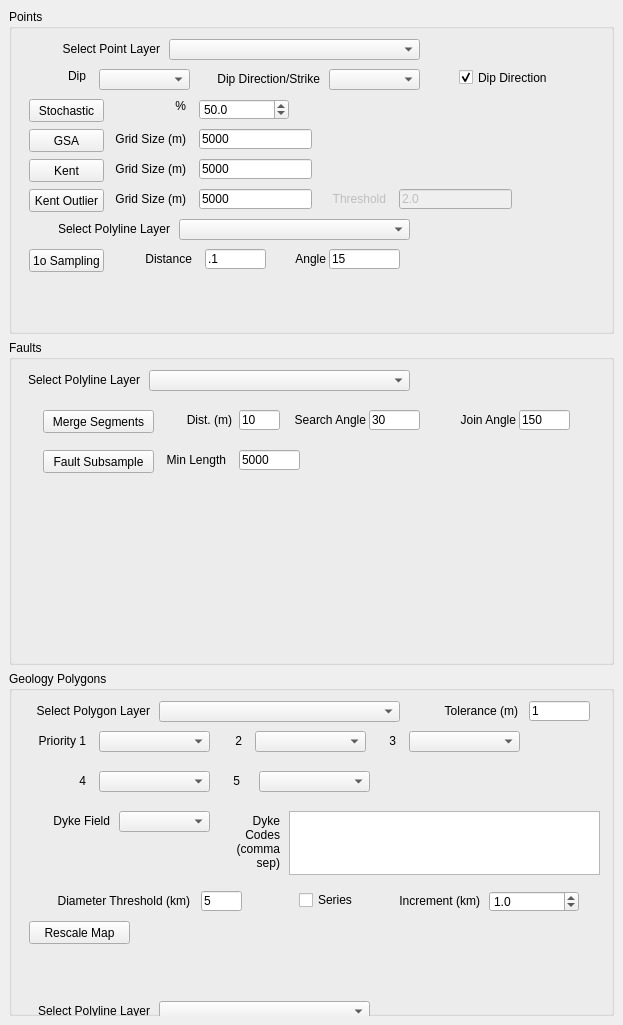
Qt form GeoSubSampler_dockwidget_base.ui (Loop3D/GeoSubSampler) before a commit.
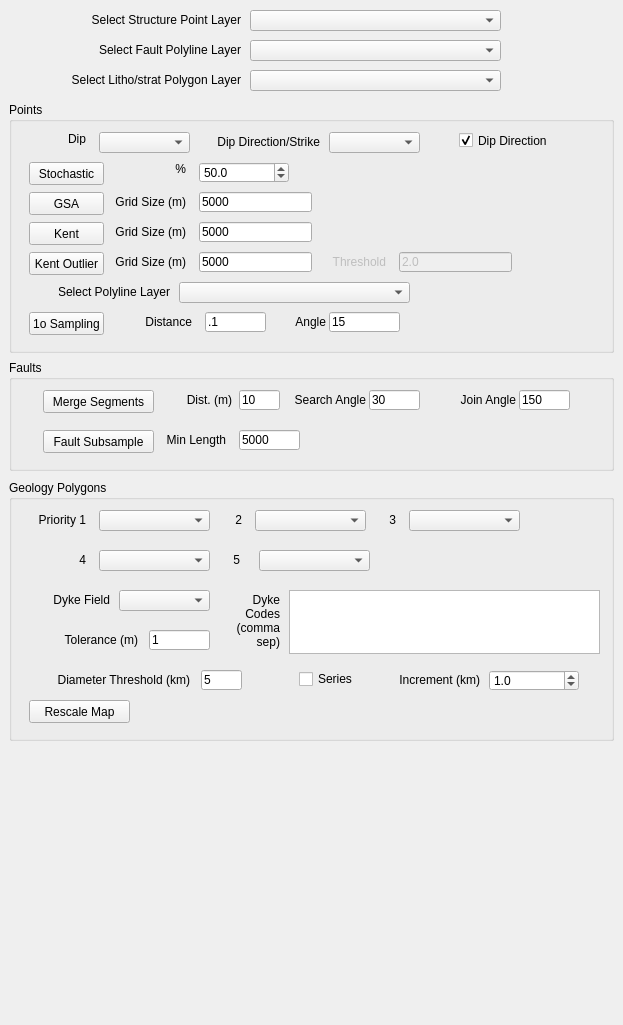
The same form after that commit. Custom widgets are drawn as their Qt base class.

Commit message: rearrange GUI and check for None polygon menu

```diff
--- a/GeoSubSampler_dockwidget_base.ui
+++ b/GeoSubSampler_dockwidget_base.ui
@@ -14,43 +14,23 @@
    <string>GeoSubSampler</string>
   </property>
   <widget class="QWidget" name="dockWidgetContents">
-   <layout class="QGridLayout" name="gridLayout">
-    <item row="2" column="0">
      <widget class="QGroupBox" name="groupBox_2">
+    <property name="geometry">
+     <rect>
+      <x>9</x>
+      <y>480</y>
+      <width>605</width>
+      <height>261</height>
+     </rect>
+    </property>
       <property name="title">
        <string>Geology Polygons</string>
       </property>
-      <widget class="QgsMapLayerComboBox" name="mMapLayerComboBox_maps_polygons">
-       <property name="geometry">
-        <rect>
-         <x>150</x>
-         <y>30</y>
-         <width>241</width>
-         <height>21</height>
-        </rect>
-       </property>
-      </widget>
-      <widget class="QLabel" name="label_13">
-       <property name="geometry">
-        <rect>
-         <x>10</x>
-         <y>30</y>
-         <width>131</width>
-         <height>20</height>
-        </rect>
-       </property>
-       <property name="text">
-        <string>Select Polygon Layer</string>
-       </property>
-       <property name="alignment">
-        <set>Qt::AlignRight|Qt::AlignTrailing|Qt::AlignVCenter</set>
-       </property>
-      </widget>
       <widget class="QLineEdit" name="lineEdit_polygon_area">
        <property name="geometry">
         <rect>
          <x>192</x>
-         <y>220</y>
+       <y>190</y>
          <width>41</width>
          <height>20</height>
         </rect>
@@ -63,7 +43,7 @@
        <property name="geometry">
         <rect>
          <x>20</x>
-         <y>250</y>
+       <y>220</y>
          <width>101</width>
          <height>23</height>
         </rect>
@@ -76,7 +56,7 @@
        <property name="geometry">
         <rect>
          <x>20</x>
-         <y>220</y>
+       <y>190</y>
          <width>161</width>
          <height>20</height>
         </rect>
@@ -117,8 +97,8 @@
       <widget class="QLabel" name="label_16">
        <property name="geometry">
         <rect>
-         <x>418</x>
-         <y>30</y>
+       <x>38</x>
+       <y>150</y>
          <width>91</width>
          <height>20</height>
         </rect>
@@ -133,8 +113,8 @@
       <widget class="QLineEdit" name="lineEdit_node_tolerance">
        <property name="geometry">
         <rect>
-         <x>520</x>
-         <y>30</y>
+       <x>140</x>
+       <y>150</y>
          <width>61</width>
          <height>20</height>
         </rect>
@@ -147,7 +127,7 @@
        <property name="geometry">
         <rect>
          <x>90</x>
-         <y>60</y>
+       <y>30</y>
          <width>111</width>
          <height>21</height>
         </rect>
@@ -157,7 +137,7 @@
        <property name="geometry">
         <rect>
          <x>6</x>
-         <y>60</y>
+       <y>30</y>
          <width>71</width>
          <height>20</height>
         </rect>
@@ -173,7 +153,7 @@
        <property name="geometry">
         <rect>
          <x>212</x>
-         <y>60</y>
+       <y>30</y>
          <width>21</width>
          <height>20</height>
         </rect>
@@ -189,7 +169,7 @@
        <property name="geometry">
         <rect>
          <x>246</x>
-         <y>60</y>
+       <y>30</y>
          <width>111</width>
          <height>21</height>
         </rect>
@@ -199,7 +179,7 @@
        <property name="geometry">
         <rect>
          <x>356</x>
-         <y>60</y>
+       <y>30</y>
          <width>31</width>
          <height>20</height>
         </rect>
@@ -215,7 +195,7 @@
        <property name="geometry">
         <rect>
          <x>400</x>
-         <y>60</y>
+       <y>30</y>
          <width>111</width>
          <height>21</height>
         </rect>
@@ -225,7 +205,7 @@
        <property name="geometry">
         <rect>
          <x>56</x>
-         <y>100</y>
+       <y>70</y>
          <width>21</width>
          <height>20</height>
         </rect>
@@ -241,7 +221,7 @@
        <property name="geometry">
         <rect>
          <x>90</x>
-         <y>100</y>
+       <y>70</y>
          <width>111</width>
          <height>21</height>
         </rect>
@@ -251,7 +231,7 @@
        <property name="geometry">
         <rect>
          <x>210</x>
-         <y>100</y>
+       <y>70</y>
          <width>21</width>
          <height>20</height>
         </rect>
@@ -267,7 +247,7 @@
        <property name="geometry">
         <rect>
          <x>250</x>
-         <y>100</y>
+       <y>70</y>
          <width>111</width>
          <height>21</height>
         </rect>
@@ -277,7 +257,7 @@
        <property name="geometry">
         <rect>
          <x>30</x>
-         <y>140</y>
+       <y>110</y>
          <width>71</width>
          <height>20</height>
         </rect>
@@ -293,7 +273,7 @@
        <property name="geometry">
         <rect>
          <x>110</x>
-         <y>140</y>
+       <y>110</y>
          <width>91</width>
          <height>21</height>
         </rect>
@@ -303,7 +283,7 @@
        <property name="geometry">
         <rect>
          <x>280</x>
-         <y>140</y>
+       <y>110</y>
          <width>311</width>
          <height>64</height>
         </rect>
@@ -313,7 +293,7 @@
        <property name="geometry">
         <rect>
          <x>210</x>
-         <y>140</y>
+       <y>110</y>
          <width>61</width>
          <height>61</height>
         </rect>
@@ -332,7 +312,7 @@
        <property name="geometry">
         <rect>
          <x>290</x>
-         <y>220</y>
+       <y>190</y>
          <width>71</width>
          <height>18</height>
         </rect>
@@ -345,7 +325,7 @@
        <property name="geometry">
         <rect>
          <x>480</x>
-         <y>220</y>
+       <y>190</y>
          <width>90</width>
          <height>21</height>
         </rect>
@@ -367,7 +347,7 @@
        <property name="geometry">
         <rect>
          <x>360</x>
-         <y>220</y>
+       <y>190</y>
          <width>111</width>
          <height>20</height>
         </rect>
@@ -380,9 +360,15 @@
        </property>
       </widget>
      </widget>
-    </item>
-    <item row="0" column="0">
      <widget class="QGroupBox" name="groupBox">
+    <property name="geometry">
+     <rect>
+      <x>9</x>
+      <y>102</y>
+      <width>605</width>
+      <height>251</height>
+     </rect>
+    </property>
       <property name="sizePolicy">
        <sizepolicy hsizetype="Preferred" vsizetype="Minimum">
         <horstretch>0</horstretch>
@@ -402,7 +388,7 @@
        <property name="geometry">
         <rect>
          <x>20</x>
-         <y>90</y>
+       <y>60</y>
          <width>75</width>
          <height>23</height>
         </rect>
@@ -415,7 +401,7 @@
        <property name="geometry">
         <rect>
          <x>20</x>
-         <y>120</y>
+       <y>90</y>
          <width>75</width>
          <height>23</height>
         </rect>
@@ -428,7 +414,7 @@
        <property name="geometry">
         <rect>
          <x>130</x>
-         <y>90</y>
+       <y>60</y>
          <width>47</width>
          <height>13</height>
         </rect>
@@ -444,7 +430,7 @@
        <property name="geometry">
         <rect>
          <x>190</x>
-         <y>120</y>
+       <y>90</y>
          <width>113</width>
          <height>20</height>
         </rect>
@@ -457,7 +443,7 @@
        <property name="geometry">
         <rect>
          <x>106</x>
-         <y>120</y>
+       <y>90</y>
          <width>71</width>
          <height>20</height>
         </rect>
@@ -469,37 +455,11 @@
         <set>Qt::AlignRight|Qt::AlignTrailing|Qt::AlignVCenter</set>
        </property>
       </widget>
-      <widget class="QgsMapLayerComboBox" name="mMapLayerComboBox_points">
-       <property name="geometry">
-        <rect>
-         <x>160</x>
-         <y>30</y>
-         <width>251</width>
-         <height>21</height>
-        </rect>
-       </property>
-      </widget>
-      <widget class="QLabel" name="label_11">
-       <property name="geometry">
-        <rect>
-         <x>20</x>
-         <y>30</y>
-         <width>131</width>
-         <height>20</height>
-        </rect>
-       </property>
-       <property name="text">
-        <string>Select Point Layer</string>
-       </property>
-       <property name="alignment">
-        <set>Qt::AlignRight|Qt::AlignTrailing|Qt::AlignVCenter</set>
-       </property>
-      </widget>
       <widget class="QgsFieldComboBox" name="mFieldComboBox_dip">
        <property name="geometry">
         <rect>
          <x>90</x>
-         <y>60</y>
+       <y>30</y>
          <width>91</width>
          <height>21</height>
         </rect>
@@ -509,7 +469,7 @@
        <property name="geometry">
         <rect>
          <x>30</x>
-         <y>60</y>
+       <y>30</y>
          <width>47</width>
          <height>13</height>
         </rect>
@@ -525,7 +485,7 @@
        <property name="geometry">
         <rect>
          <x>190</x>
-         <y>60</y>
+       <y>30</y>
          <width>121</width>
          <height>20</height>
         </rect>
@@ -541,7 +501,7 @@
        <property name="geometry">
         <rect>
          <x>320</x>
-         <y>60</y>
+       <y>30</y>
          <width>91</width>
          <height>21</height>
         </rect>
@@ -551,7 +511,7 @@
        <property name="geometry">
         <rect>
          <x>450</x>
-         <y>60</y>
+       <y>30</y>
          <width>131</width>
          <height>17</height>
         </rect>
@@ -567,7 +527,7 @@
        <property name="geometry">
         <rect>
          <x>190</x>
-         <y>150</y>
+       <y>120</y>
          <width>113</width>
          <height>20</height>
         </rect>
@@ -580,7 +540,7 @@
        <property name="geometry">
         <rect>
          <x>20</x>
-         <y>150</y>
+       <y>120</y>
          <width>75</width>
          <height>23</height>
         </rect>
@@ -593,7 +553,7 @@
        <property name="geometry">
         <rect>
          <x>106</x>
-         <y>150</y>
+       <y>120</y>
          <width>71</width>
          <height>20</height>
         </rect>
@@ -609,7 +569,7 @@
        <property name="geometry">
         <rect>
          <x>106</x>
-         <y>180</y>
+       <y>150</y>
          <width>71</width>
          <height>20</height>
         </rect>
@@ -625,7 +585,7 @@
        <property name="geometry">
         <rect>
          <x>190</x>
-         <y>180</y>
+       <y>150</y>
          <width>113</width>
          <height>20</height>
         </rect>
@@ -638,7 +598,7 @@
        <property name="geometry">
         <rect>
          <x>20</x>
-         <y>180</y>
+       <y>150</y>
          <width>75</width>
          <height>23</height>
         </rect>
@@ -654,7 +614,7 @@
        <property name="geometry">
         <rect>
          <x>390</x>
-         <y>180</y>
+       <y>150</y>
          <width>113</width>
          <height>20</height>
         </rect>
@@ -670,7 +630,7 @@
        <property name="geometry">
         <rect>
          <x>306</x>
-         <y>180</y>
+       <y>150</y>
          <width>71</width>
          <height>20</height>
         </rect>
@@ -686,7 +646,7 @@
        <property name="geometry">
         <rect>
          <x>50</x>
-         <y>210</y>
+       <y>180</y>
          <width>111</width>
          <height>20</height>
         </rect>
@@ -702,7 +662,7 @@
        <property name="geometry">
         <rect>
          <x>170</x>
-         <y>210</y>
+       <y>180</y>
          <width>231</width>
          <height>21</height>
         </rect>
@@ -712,7 +672,7 @@
        <property name="geometry">
         <rect>
          <x>196</x>
-         <y>240</y>
+       <y>210</y>
          <width>61</width>
          <height>20</height>
         </rect>
@@ -725,7 +685,7 @@
        <property name="geometry">
         <rect>
          <x>112</x>
-         <y>240</y>
+       <y>210</y>
          <width>71</width>
          <height>20</height>
         </rect>
@@ -741,7 +701,7 @@
        <property name="geometry">
         <rect>
          <x>266</x>
-         <y>240</y>
+       <y>210</y>
          <width>51</width>
          <height>20</height>
         </rect>
@@ -757,7 +717,7 @@
        <property name="geometry">
         <rect>
          <x>320</x>
-         <y>240</y>
+       <y>210</y>
          <width>71</width>
          <height>20</height>
         </rect>
@@ -770,7 +730,7 @@
        <property name="geometry">
         <rect>
          <x>20</x>
-         <y>240</y>
+       <y>210</y>
          <width>75</width>
          <height>23</height>
         </rect>
@@ -783,7 +743,7 @@
        <property name="geometry">
         <rect>
          <x>190</x>
-         <y>90</y>
+       <y>60</y>
          <width>90</width>
          <height>21</height>
         </rect>
@@ -799,9 +759,15 @@
        </property>
       </widget>
      </widget>
-    </item>
-    <item row="1" column="0">
      <widget class="QGroupBox" name="groupBox_3">
+    <property name="geometry">
+     <rect>
+      <x>9</x>
+      <y>360</y>
+      <width>605</width>
+      <height>111</height>
+     </rect>
+    </property>
       <property name="sizePolicy">
        <sizepolicy hsizetype="Preferred" vsizetype="Minimum">
         <horstretch>0</horstretch>
@@ -817,37 +783,11 @@
       <property name="title">
        <string>Faults</string>
       </property>
-      <widget class="QLabel" name="label_25">
-       <property name="geometry">
-        <rect>
-         <x>20</x>
-         <y>30</y>
-         <width>111</width>
-         <height>20</height>
-        </rect>
-       </property>
-       <property name="text">
-        <string>Select Polyline Layer</string>
-       </property>
-       <property name="alignment">
-        <set>Qt::AlignRight|Qt::AlignTrailing|Qt::AlignVCenter</set>
-       </property>
-      </widget>
-      <widget class="QgsMapLayerComboBox" name="mMapLayerComboBox_fault_polylines">
-       <property name="geometry">
-        <rect>
-         <x>140</x>
-         <y>30</y>
-         <width>261</width>
-         <height>21</height>
-        </rect>
-       </property>
-      </widget>
       <widget class="QPushButton" name="pushButton_merge_segments">
        <property name="geometry">
         <rect>
          <x>34</x>
-         <y>70</y>
+       <y>30</y>
          <width>111</width>
          <height>23</height>
         </rect>
@@ -860,7 +800,7 @@
        <property name="geometry">
         <rect>
          <x>360</x>
-         <y>70</y>
+       <y>30</y>
          <width>51</width>
          <height>20</height>
         </rect>
@@ -873,7 +813,7 @@
        <property name="geometry">
         <rect>
          <x>230</x>
-         <y>70</y>
+       <y>30</y>
          <width>41</width>
          <height>20</height>
         </rect>
@@ -886,7 +826,7 @@
        <property name="geometry">
         <rect>
          <x>34</x>
-         <y>110</y>
+       <y>70</y>
          <width>111</width>
          <height>23</height>
         </rect>
@@ -899,7 +839,7 @@
        <property name="geometry">
         <rect>
          <x>152</x>
-         <y>70</y>
+       <y>30</y>
          <width>71</width>
          <height>20</height>
         </rect>
@@ -915,7 +855,7 @@
        <property name="geometry">
         <rect>
          <x>276</x>
-         <y>70</y>
+       <y>30</y>
          <width>81</width>
          <height>20</height>
         </rect>
@@ -931,7 +871,7 @@
        <property name="geometry">
         <rect>
          <x>146</x>
-         <y>110</y>
+       <y>70</y>
          <width>71</width>
          <height>20</height>
         </rect>
@@ -947,7 +887,7 @@
        <property name="geometry">
         <rect>
          <x>230</x>
-         <y>110</y>
+       <y>70</y>
          <width>61</width>
          <height>20</height>
         </rect>
@@ -960,7 +900,7 @@
        <property name="geometry">
         <rect>
          <x>510</x>
-         <y>70</y>
+       <y>30</y>
          <width>51</width>
          <height>20</height>
         </rect>
@@ -973,7 +913,7 @@
        <property name="geometry">
         <rect>
          <x>426</x>
-         <y>70</y>
+       <y>30</y>
          <width>81</width>
          <height>20</height>
         </rect>
@@ -986,8 +926,84 @@
        </property>
       </widget>
      </widget>
-    </item>
-   </layout>
+   <widget class="QgsMapLayerComboBox" name="mMapLayerComboBox_points">
+    <property name="geometry">
+     <rect>
+      <x>250</x>
+      <y>10</y>
+      <width>251</width>
+      <height>21</height>
+     </rect>
+    </property>
+   </widget>
+   <widget class="QLabel" name="label_11">
+    <property name="geometry">
+     <rect>
+      <x>50</x>
+      <y>10</y>
+      <width>191</width>
+      <height>20</height>
+     </rect>
+    </property>
+    <property name="text">
+     <string>Select Structure Point Layer</string>
+    </property>
+    <property name="alignment">
+     <set>Qt::AlignRight|Qt::AlignTrailing|Qt::AlignVCenter</set>
+    </property>
+   </widget>
+   <widget class="QLabel" name="label_25">
+    <property name="geometry">
+     <rect>
+      <x>50</x>
+      <y>40</y>
+      <width>191</width>
+      <height>20</height>
+     </rect>
+    </property>
+    <property name="text">
+     <string>Select Fault Polyline Layer</string>
+    </property>
+    <property name="alignment">
+     <set>Qt::AlignRight|Qt::AlignTrailing|Qt::AlignVCenter</set>
+    </property>
+   </widget>
+   <widget class="QgsMapLayerComboBox" name="mMapLayerComboBox_fault_polylines">
+    <property name="geometry">
+     <rect>
+      <x>250</x>
+      <y>40</y>
+      <width>251</width>
+      <height>21</height>
+     </rect>
+    </property>
+   </widget>
+   <widget class="QgsMapLayerComboBox" name="mMapLayerComboBox_maps_polygons">
+    <property name="geometry">
+     <rect>
+      <x>250</x>
+      <y>70</y>
+      <width>251</width>
+      <height>21</height>
+     </rect>
+    </property>
+   </widget>
+   <widget class="QLabel" name="label_13">
+    <property name="geometry">
+     <rect>
+      <x>40</x>
+      <y>70</y>
+      <width>201</width>
+      <height>20</height>
+     </rect>
+    </property>
+    <property name="text">
+     <string>Select Litho/strat Polygon Layer</string>
+    </property>
+    <property name="alignment">
+     <set>Qt::AlignRight|Qt::AlignTrailing|Qt::AlignVCenter</set>
+    </property>
+   </widget>
   </widget>
  </widget>
  <customwidgets>
```
Lines whose indentation alone changed are shown as unchanged. The commit also changes 1 other file.
